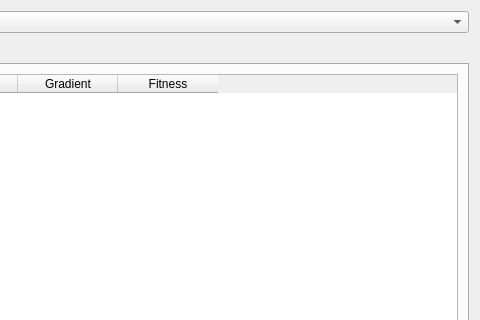
Before: the Qt Designer form src/gui/samplingprofileplotter.ui in CompEphys-team/rtdo, drawn with Qt 5; both pictures show x 205 to 685 and y 0 to 320 of the 685 by 503 pixel window.
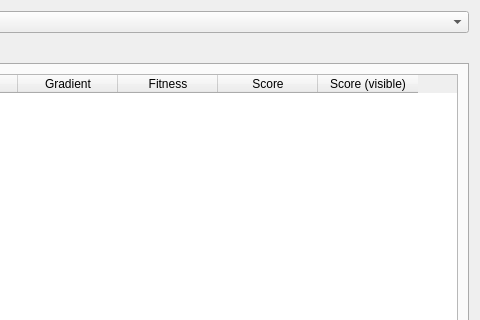
After: the same form once the commit is applied. The open tabs and pages were chosen to show the change. Custom widgets are drawn as their Qt base class.

Commit message: Slightly rewrote SamplingProfilePlotter, added score

Patch:
```diff
--- a/src/gui/samplingprofileplotter.ui
+++ b/src/gui/samplingprofileplotter.ui
@@ -172,6 +172,16 @@
            <string>Fitness</string>
           </property>
          </column>
+         <column>
+          <property name="text">
+           <string>Score</string>
+          </property>
+         </column>
+         <column>
+          <property name="text">
+           <string>Score (visible)</string>
+          </property>
+         </column>
         </widget>
        </item>
       </layout>
```
Left out of the diff: 140 changed lines with no effect on the pictures. The commit also changes 2 other files.
